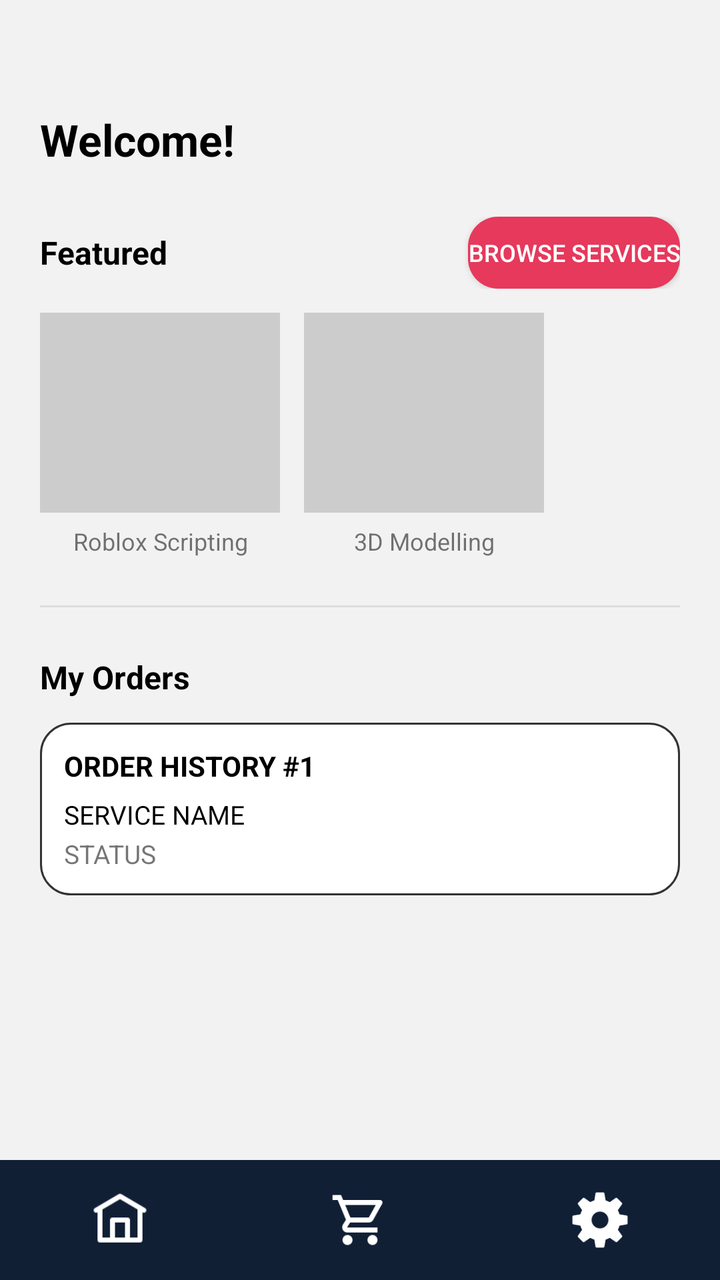
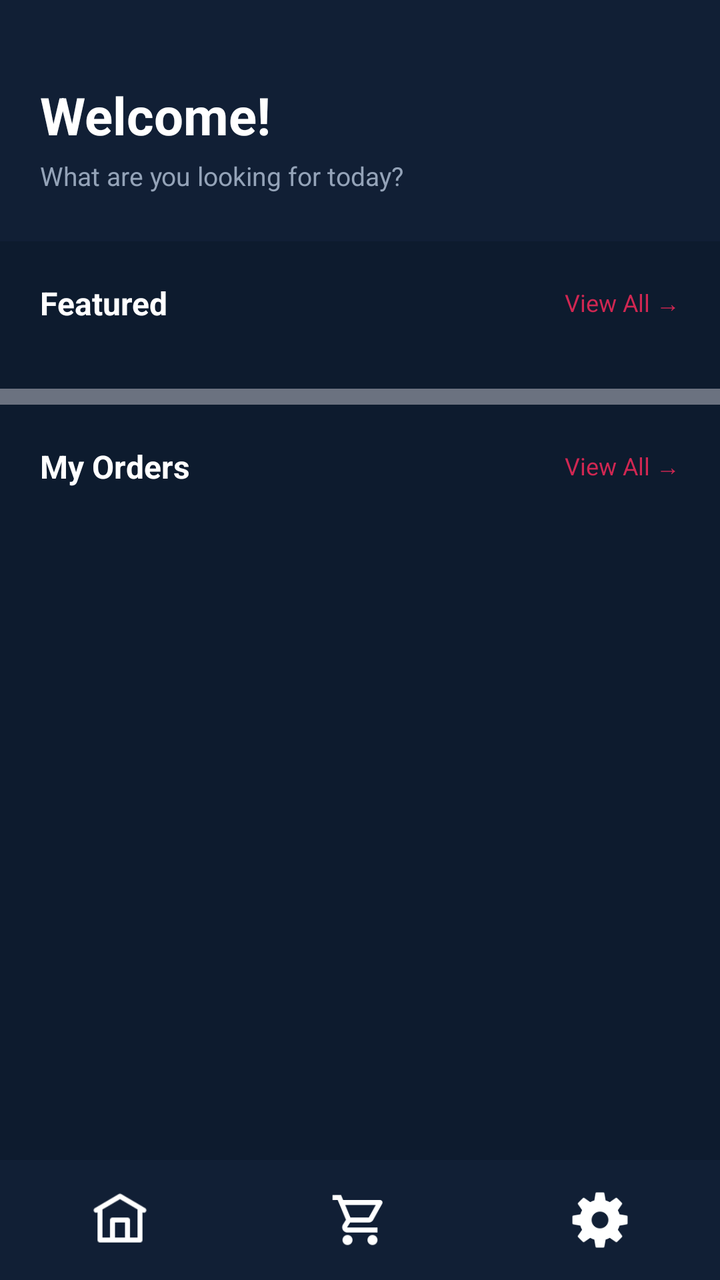

Two renders of the same Android screen: before a commit and after it. Below are the layout's source before the change and the commit's diff.
<!-- AndroidManifest.xml: application theme Theme.TestApplication -->
<!-- res/layout/activity_home2.xml -->
<?xml version="1.0" encoding="utf-8"?>
<LinearLayout xmlns:android="http://schemas.android.com/apk/res/android"
    android:orientation="vertical"
    android:layout_width="match_parent"
    android:layout_height="match_parent"
    android:background="#F2F2F2">

    
    <ScrollView
        android:layout_width="match_parent"
        android:layout_height="0dp"
        android:layout_weight="1">

        <LinearLayout
            android:orientation="vertical"
            android:padding="20dp"
            android:layout_width="match_parent"
            android:layout_height="wrap_content">

            
            <TextView
                android:id="@+id/welcomeText"
                android:text="Welcome!"
                android:textSize="22sp"
                android:textStyle="bold"
                android:textColor="#000000"
                android:layout_marginTop="35dp"
                android:layout_marginBottom="24dp"
                android:layout_width="wrap_content"
                android:layout_height="wrap_content"/>

            
            <LinearLayout
                android:layout_width="match_parent"
                android:layout_height="wrap_content"
                android:orientation="horizontal"
                android:gravity="center_vertical"
                android:layout_marginBottom="12dp">

                <TextView
                    android:text="Featured"
                    android:textSize="16sp"
                    android:textStyle="bold"
                    android:textColor="#000000"
                    android:layout_weight="1"
                    android:layout_width="0dp"
                    android:layout_height="wrap_content"/>

                <Button
                    android:id="@+id/browseServicesBtn"
                    android:text="Browse Services"
                    android:textSize="12sp"
                    android:textColor="@color/white"
                    android:background="@drawable/primary_button"
                    android:layout_width="wrap_content"
                    android:layout_height="36dp"/>
            </LinearLayout>

            
            <HorizontalScrollView
                android:layout_width="match_parent"
                android:layout_height="wrap_content"
                android:scrollbars="none">

                <LinearLayout
                    android:orientation="horizontal"
                    android:layout_width="wrap_content"
                    android:layout_height="wrap_content">

                    
                    <LinearLayout
                        android:orientation="vertical"
                        android:layout_marginEnd="12dp"
                        android:layout_width="120dp"
                        android:layout_height="wrap_content">

                        <ImageView
                            android:layout_width="match_parent"
                            android:layout_height="100dp"
                            android:src="@drawable/placeholder"
                            android:scaleType="centerCrop"/>

                        <TextView
                            android:text="Roblox Scripting"
                            android:textSize="12sp"
                            android:gravity="center"
                            android:layout_marginTop="6dp"
                            android:layout_width="match_parent"
                            android:layout_height="wrap_content"/>
                    </LinearLayout>

                    
                    <LinearLayout
                        android:orientation="vertical"
                        android:layout_marginEnd="12dp"
                        android:layout_width="120dp"
                        android:layout_height="wrap_content">

                        <ImageView
                            android:layout_width="match_parent"
                            android:layout_height="100dp"
                            android:src="@drawable/placeholder"
                            android:scaleType="centerCrop"/>

                        <TextView
                            android:text="3D Modelling"
                            android:textSize="12sp"
                            android:gravity="center"
                            android:layout_marginTop="6dp"
                            android:layout_width="match_parent"
                            android:layout_height="wrap_content"/>
                    </LinearLayout>

                </LinearLayout>
            </HorizontalScrollView>

            <View
                android:layout_width="match_parent"
                android:layout_height="1dp"
                android:background="#DDDDDD"
                android:layout_marginTop="24dp"
                android:layout_marginBottom="24dp"/>

            <TextView
                android:text="My Orders"
                android:textSize="16sp"
                android:textStyle="bold"
                android:textColor="#000000"
                android:layout_marginBottom="12dp"
                android:layout_width="wrap_content"
                android:layout_height="wrap_content"/>

            <LinearLayout
                android:orientation="vertical"
                android:padding="12dp"
                android:background="@drawable/input_field"
                android:layout_width="match_parent"
                android:layout_height="wrap_content">

                <TextView
                    android:text="ORDER HISTORY #1"
                    android:textStyle="bold"
                    android:textSize="14sp"
                    android:textColor="#000000"
                    android:layout_marginBottom="6dp"
                    android:layout_width="wrap_content"
                    android:layout_height="wrap_content"/>

                <TextView
                    android:text="SERVICE NAME"
                    android:textSize="13sp"
                    android:textColor="#000000"
                    android:layout_marginBottom="2dp"
                    android:layout_width="wrap_content"
                    android:layout_height="wrap_content"/>

                <TextView
                    android:text="STATUS"
                    android:textSize="13sp"
                    android:layout_width="wrap_content"
                    android:layout_height="wrap_content"/>

            </LinearLayout>

        </LinearLayout>

    </ScrollView>

    <include layout="@layout/bottom_navbar"/>

</LinearLayout>
<!-- res/layout/bottom_navbar.xml (included above) -->
<LinearLayout xmlns:android="http://schemas.android.com/apk/res/android"
    android:layout_width="match_parent"
    android:layout_height="60dp"
    android:orientation="horizontal"
    android:background="#111F35"
    android:gravity="center">

    <ImageView
        android:id="@+id/navHome"
        android:src="@drawable/home"
        android:layout_width="30dp"
        android:layout_height="30dp"
        android:layout_weight="1"/>

    <ImageView
        android:id="@+id/navOrders"
        android:src="@drawable/cart"
        android:layout_width="30dp"
        android:layout_height="30dp"
        android:layout_weight="1"/>

    <ImageView
        android:id="@+id/navSettings"
        android:src="@drawable/settings"
        android:layout_width="30dp"
        android:layout_height="30dp"
        android:layout_weight="1"/>

</LinearLayout>
<!-- resources referenced by this layout -->
<resources>
  <color name="white">#FFFFFF</color>
  <!-- drawable cart: png bitmap (drawable, 1026 bytes) -->
  <!-- drawable home: jpg bitmap (drawable, 699 bytes) -->
  <!-- drawable input_field (drawable) -->
  <shape xmlns:android="http://schemas.android.com/apk/res/android">
  
      <solid android:color="#FFFFFF"/>
  
      <stroke
          android:width="1dp"
          android:color="#333333"/>
  
      <corners android:radius="15dp"/>
  
  </shape>
  <!-- drawable placeholder (drawable) -->
  <shape xmlns:android="http://schemas.android.com/apk/res/android">
      <solid android:color="#CCCCCC"/>
  </shape>
  <!-- drawable primary_button (drawable) -->
  <shape xmlns:android="http://schemas.android.com/apk/res/android">
  
      <solid android:color="@color/accent_red"/>
  
      <corners android:radius="15dp"/>
  
  </shape>
  <!-- drawable settings: png bitmap (drawable, 1617 bytes) -->
  <style name="Theme.TestApplication" parent="android:Theme.Material.Light.NoActionBar" />
  <color name="accent_red">#E6395C</color>
</resources>

<!-- the commit's change to res/layout/activity_home2.xml (unified diff, before → after) -->
@@ -3,7 +3,7 @@
     android:orientation="vertical"
     android:layout_width="match_parent"
     android:layout_height="match_parent"
-    android:background="#F2F2F2">
+    android:background="@color/bg_main">
 
     
     <ScrollView
@@ -13,157 +13,293 @@
 
         <LinearLayout
             android:orientation="vertical"
-            android:padding="20dp"
             android:layout_width="match_parent"
             android:layout_height="wrap_content">
 
             
-            <TextView
-                android:id="@+id/welcomeText"
-                android:text="Welcome!"
-                android:textSize="22sp"
-                android:textStyle="bold"
-                android:textColor="#000000"
-                android:layout_marginTop="35dp"
-                android:layout_marginBottom="24dp"
-                android:layout_width="wrap_content"
-                android:layout_height="wrap_content"/>
+            <LinearLayout
+                android:orientation="vertical"
+                android:background="@color/primary_dark"
+                android:paddingHorizontal="20dp"
+                android:paddingTop="40dp"
+                android:paddingBottom="24dp"
+                android:layout_width="match_parent"
+                android:layout_height="wrap_content">
+
+                <TextView
+                    android:id="@+id/welcomeText"
+                    android:text="Welcome!"
+                    android:textSize="26sp"
+                    android:textStyle="bold"
+                    android:textColor="@color/white"
+                    android:layout_width="wrap_content"
+                    android:layout_height="wrap_content"/>
+
+                <TextView
+                    android:text="What are you looking for today?"
+                    android:textSize="13sp"
+                    android:textColor="@color/text_hint"
+                    android:layout_marginTop="4dp"
+                    android:layout_width="wrap_content"
+                    android:layout_height="wrap_content"/>
+
+
+
+            </LinearLayout>
 
             
             <LinearLayout
+                android:orientation="vertical"
+                android:padding="20dp"
                 android:layout_width="match_parent"
-                android:layout_height="wrap_content"
-                android:orientation="horizontal"
-                android:gravity="center_vertical"
-                android:layout_marginBottom="12dp">
-
-                <TextView
-                    android:text="Featured"
-                    android:textSize="16sp"
-                    android:textStyle="bold"
-                    android:textColor="#000000"
-                    android:layout_weight="1"
-                    android:layout_width="0dp"
-                    android:layout_height="wrap_content"/>
-
-                <Button
-                    android:id="@+id/browseServicesBtn"
-                    android:text="Browse Services"
-                    android:textSize="12sp"
-                    android:textColor="@color/white"
-                    android:background="@drawable/primary_button"
-                    android:layout_width="wrap_content"
-                    android:layout_height="36dp"/>
-            </LinearLayout>
-
-            
-            <HorizontalScrollView
-                android:layout_width="match_parent"
-                android:layout_height="wrap_content"
-                android:scrollbars="none">
+                android:layout_height="wrap_content">
 
                 <LinearLayout
                     android:orientation="horizontal"
+                    android:gravity="center_vertical"
+                    android:layout_marginBottom="12dp"
+                    android:layout_width="match_parent"
+                    android:layout_height="wrap_content">
+
+                    <TextView
+                        android:text="Featured"
+                        android:textSize="16sp"
+                        android:textStyle="bold"
+                        android:textColor="@color/text_primary"
+                        android:layout_width="0dp"
+                        android:layout_height="wrap_content"
+                        android:layout_weight="1"/>
+
+                    <TextView
+                        android:id="@+id/browseServicesBtn"
+                        android:text="View All →"
+                        android:textSize="12sp"
+                        android:textColor="@color/accent_red"
+                        android:layout_width="wrap_content"
+                        android:layout_height="wrap_content"/>
+
+                </LinearLayout>
+
+                
+                <ProgressBar
+                    android:id="@+id/featuredProgress"
                     android:layout_width="wrap_content"
-                    android:layout_height="wrap_content">
+                    android:layout_height="wrap_content"
+                    android:layout_gravity="center_horizontal"
+                    android:visibility="gone"/>
+
+                
+                <LinearLayout
+                    android:id="@+id/featuredRow"
+                    android:orientation="horizontal"
+                    android:layout_width="match_parent"
+                    android:layout_height="wrap_content"
+                    android:visibility="gone">
 
                     
-                    <LinearLayout
-                        android:orientation="vertical"
-                        android:layout_marginEnd="12dp"
-                        android:layout_width="120dp"
-                        android:layout_height="wrap_content">
-
-                        <ImageView
+                    <androidx.cardview.widget.CardView
+                        xmlns:app="http://schemas.android.com/apk/res-auto"
+                        android:id="@+id/featured1Card"
+                        android:layout_width="0dp"
+                        android:layout_height="wrap_content"
+                        android:layout_weight="1"
+                        android:layout_marginEnd="6dp"
+                        app:cardCornerRadius="12dp"
+                        app:cardElevation="4dp"
+                        app:cardBackgroundColor="@color/surface_white">
+
+                        <LinearLayout
+                            android:orientation="vertical"
                             android:layout_width="match_parent"
-                            android:layout_height="100dp"
-                            android:src="@drawable/placeholder"
-                            android:scaleType="centerCrop"/>
-
-                        <TextView
-                            android:text="Roblox Scripting"
-                            android:textSize="12sp"
-                            android:gravity="center"
-                            android:layout_marginTop="6dp"
+                            android:layout_height="wrap_content">
+
+                            <ImageView
+                                android:id="@+id/featured1Image"
+                                android:layout_width="match_parent"
+                                android:layout_height="100dp"
+                                android:scaleType="centerCrop"
+                                android:src="@drawable/placeholder"/>
+
+                            <LinearLayout
+                                android:orientation="vertical"
+                                android:padding="8dp"
+                                android:layout_width="match_parent"
+                                android:layout_height="wrap_content">
+
+                                <TextView
+                                    android:id="@+id/featured1Category"
+                                    android:text=""
+                                    android:textSize="9sp"
+                                    android:textColor="@color/accent_red"
+                                    android:textAllCaps="true"
+                                    android:layout_width="wrap_content"
+                                    android:layout_height="wrap_content"/>
+
+                                <TextView
+                                    android:id="@+id/featured1Name"
+                                    android:text=""
+                                    android:textStyle="bold"
+                                    android:textSize="12sp"
+                                    android:textColor="@color/text_primary"
+                                    android:maxLines="2"
+                                    android:ellipsize="end"
+                                    android:layout_marginTop="2dp"
+                                    android:layout_width="match_parent"
+                                    android:layout_height="wrap_content"/>
+
+                                <TextView
+                                    android:id="@+id/featured1Price"
+                                    android:text=""
+                                    android:textSize="11sp"
+                                    android:textColor="@color/text_primary"
+                                    android:textStyle="bold"
+                                    android:layout_marginTop="4dp"
+                                    android:layout_width="wrap_content"
+                                    android:layout_height="wrap_content"/>
+
+                            </LinearLayout>
+                        </LinearLayout>
+                    </androidx.cardview.widget.CardView>
+
+                    
+                    <androidx.cardview.widget.CardView
+                        xmlns:app="http://schemas.android.com/apk/res-auto"
+                        android:id="@+id/featured2Card"
+                        android:layout_width="0dp"
+                        android:layout_height="wrap_content"
+                        android:layout_weight="1"
+                        android:layout_marginStart="6dp"
+                        app:cardCornerRadius="12dp"
+                        app:cardElevation="4dp"
+                        app:cardBackgroundColor="@color/surface_white">
+
+                        <LinearLayout
+                            android:orientation="vertical"
                             android:layout_width="match_parent"
-                            android:layout_height="wrap_content"/>
-                    </LinearLayout>
-
-                    
-                    <LinearLayout
-                        android:orientation="vertical"
-                        android:layout_marginEnd="12dp"
-                        android:layout_width="120dp"
-                        android:layout_height="wrap_content">
-
-                        <ImageView
-                            android:layout_width="match_parent"
-                            android:layout_height="100dp"
-                            android:src="@drawable/placeholder"
-                            android:scaleType="centerCrop"/>
-
-                        <TextView
-                            android:text="3D Modelling"
-                            android:textSize="12sp"
-                            android:gravity="center"
-                            android:layout_marginTop="6dp"
-                            android:layout_width="match_parent"
-                            android:layout_height="wrap_content"/>
-                    </LinearLayout>
+                            android:layout_height="wrap_content">
+
+                            <ImageView
+                                android:id="@+id/featured2Image"
+                                android:layout_width="match_parent"
+                                android:layout_height="100dp"
+                                android:scaleType="centerCrop"
+                                android:src="@drawable/placeholder"/>
+
+                            <LinearLayout
+                                android:orientation="vertical"
+                                android:padding="8dp"
+                                android:layout_width="match_parent"
+                                android:layout_height="wrap_content">
+
+                                <TextView
+                                    android:id="@+id/featured2Category"
+                                    android:text=""
+                                    android:textSize="9sp"
+                                    android:textColor="@color/accent_red"
+                                    android:textAllCaps="true"
+                                    android:layout_width="wrap_content"
+                                    android:layout_height="wrap_content"/>
+
+                                <TextView
+                                    android:id="@+id/featured2Name"
+                                    android:text=""
+                                    android:textStyle="bold"
+                                    android:textSize="12sp"
+                                    android:textColor="@color/text_primary"
+                                    android:maxLines="2"
+                                    android:ellipsize="end"
+                                    android:layout_marginTop="2dp"
+                                    android:layout_width="match_parent"
+                                    android:layout_height="wrap_content"/>
+
+                                <TextView
+                                    android:id="@+id/featured2Price"
+                                    android:text=""
+                                    android:textSize="11sp"
+                                    android:textColor="@color/text_primary"
+                                    android:textStyle="bold"
+                                    android:layout_marginTop="4dp"
+                                    android:layout_width="wrap_content"
+                                    android:layout_height="wrap_content"/>
+
+                            </LinearLayout>
+                        </LinearLayout>
+                    </androidx.cardview.widget.CardView>
 
                 </LinearLayout>
-            </HorizontalScrollView>
-
+
+            </LinearLayout>
+
+            
             <View
                 android:layout_width="match_parent"
-                android:layout_height="1dp"
-                android:background="#DDDDDD"
-                android:layout_marginTop="24dp"
-                android:layout_marginBottom="24dp"/>
-
-            <TextView
-                android:text="My Orders"
-                android:textSize="16sp"
-                android:textStyle="bold"
-                android:textColor="#000000"
-                android:layout_marginBottom="12dp"
-                android:layout_width="wrap_content"
-                android:layout_height="wrap_content"/>
-
+                android:layout_height="8dp"
+                android:background="@color/divider_color"/>
+
+            
             <LinearLayout
                 android:orientation="vertical"
-                android:padding="12dp"
-                android:background="@drawable/input_field"
+                android:padding="20dp"
                 android:layout_width="match_parent"
                 android:layout_height="wrap_content">
 
+                <LinearLayout
+                    android:orientation="horizontal"
+                    android:gravity="center_vertical"
+                    android:layout_marginBottom="12dp"
+                    android:layout_width="match_parent"
+                    android:layout_height="wrap_content">
+
+                    <TextView
+                        android:text="My Orders"
+                        android:textSize="16sp"
+                        android:textStyle="bold"
+                        android:textColor="@color/text_primary"
+                        android:layout_width="0dp"
+                        android:layout_height="wrap_content"
+                        android:layout_weight="1"/>
+
+                    <TextView
+                        android:id="@+id/viewAllOrders"
+                        android:text="View All →"
+                        android:textSize="12sp"
+                        android:textColor="@color/accent_red"
+                        android:layout_width="wrap_content"
+                        android:layout_height="wrap_content"/>
+
+                </LinearLayout>
+
+                
+                <ProgressBar
+                    android:id="@+id/ordersHomeProgress"
+                    android:layout_width="wrap_content"
+                    android:layout_height="wrap_content"
+                    android:layout_gravity="center_horizontal"
+                    android:visibility="gone"/>
+
+                
                 <TextView
-                    android:text="ORDER HISTORY #1"
-                    android:textStyle="bold"
-                    android:textSize="14sp"
-                    android:textColor="#000000"
-                    android:layout_marginBottom="6dp"
-                    android:layout_width="wrap_content"
+                    android:id="@+id/ordersHomeEmpty"
+                    android:text="No orders yet. Book a service to get started!"
+                    android:textSize="13sp"
+                    android:textColor="@color/text_secondary"
+                    android:visibility="gone"
+                    android:layout_width="match_parent"
                     android:layout_height="wrap_content"/>
 
-                <TextView
-                    android:text="SERVICE NAME"
-                    android:textSize="13sp"
-                    android:textColor="#000000"
-                    android:layout_marginBottom="2dp"
-                    android:layout_width="wrap_content"
+                
+                <LinearLayout
+                    android:id="@+id/ordersHomeContainer"
+                    android:orientation="vertical"
+                    android:visibility="gone"
+                    android:layout_width="match_parent"
                     android:layout_height="wrap_content"/>
 
-                <TextView
-                    android:text="STATUS"
-                    android:textSize="13sp"
-                    android:layout_width="wrap_content"
-                    android:layout_height="wrap_content"/>
-
             </LinearLayout>
 
+            <View android:layout_width="match_parent" android:layout_height="8dp"/>
+
         </LinearLayout>
-
     </ScrollView>
 
     <include layout="@layout/bottom_navbar"/>
@@ -174,7 +310,7 @@
     android:layout_width="match_parent"
     android:layout_height="60dp"
     android:orientation="horizontal"
-    android:background="#111F35"
+    android:background="@color/primary_dark"
     android:gravity="center">
 
     <ImageView
<!-- resource entries referenced after the edit -->
@@ -3,32 +3,25 @@
   <color name="white">#FFFFFF</color>
   <!-- drawable cart: png bitmap (drawable, 1026 bytes) -->
   <!-- drawable home: jpg bitmap (drawable, 699 bytes) -->
-  <!-- drawable input_field (drawable) -->
-  <shape xmlns:android="http://schemas.android.com/apk/res/android">
-  
-      <solid android:color="#FFFFFF"/>
-  
-      <stroke
-          android:width="1dp"
-          android:color="#333333"/>
-  
-      <corners android:radius="15dp"/>
-  
-  </shape>
   <!-- drawable placeholder (drawable) -->
   <shape xmlns:android="http://schemas.android.com/apk/res/android">
       <solid android:color="#CCCCCC"/>
   </shape>
-  <!-- drawable primary_button (drawable) -->
-  <shape xmlns:android="http://schemas.android.com/apk/res/android">
-  
-      <solid android:color="@color/accent_red"/>
-  
-      <corners android:radius="15dp"/>
-  
-  </shape>
   <!-- drawable settings: png bitmap (drawable, 1617 bytes) -->
-  <style name="Theme.TestApplication" parent="android:Theme.Material.Light.NoActionBar" />
-  <color name="accent_red">#E6395C</color>
+  <style name="Theme.TestApplication" parent="android:Theme.Material.NoActionBar">
+          
+          <item name="android:windowBackground">@color/bg_main</item>
+          <item name="android:textColor">@color/text_primary</item>
+          <item name="android:textColorSecondary">@color/text_secondary</item>
+          <item name="android:statusBarColor">@color/primary_dark</item>
+      </style>
+  <color name="accent_red">#D02752</color>
+  <color name="bg_main">#0D1B2E</color>
+  <color name="divider_color">#6B7280</color>
+  <color name="primary_dark">#111F35</color>
+  <color name="surface_white">#132035</color>
+  <color name="text_hint">#94A3B8</color>
+  <color name="text_primary">#FFFFFF</color>
+  <color name="text_secondary">#9CA3AF</color>
 </resources>
 
